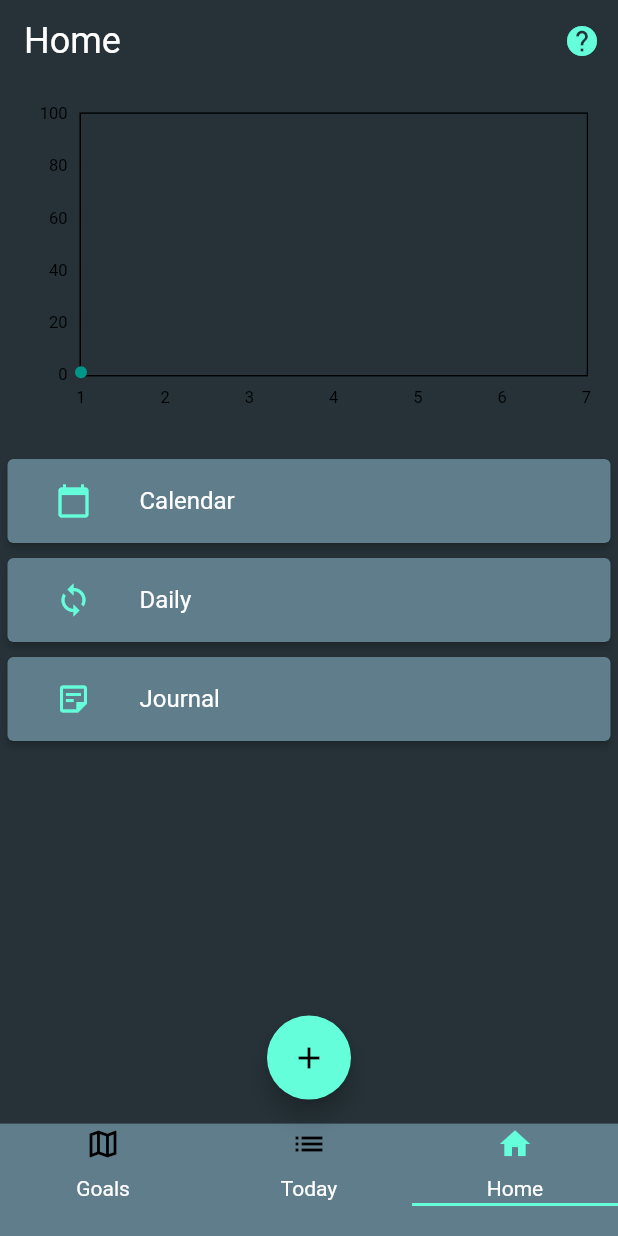
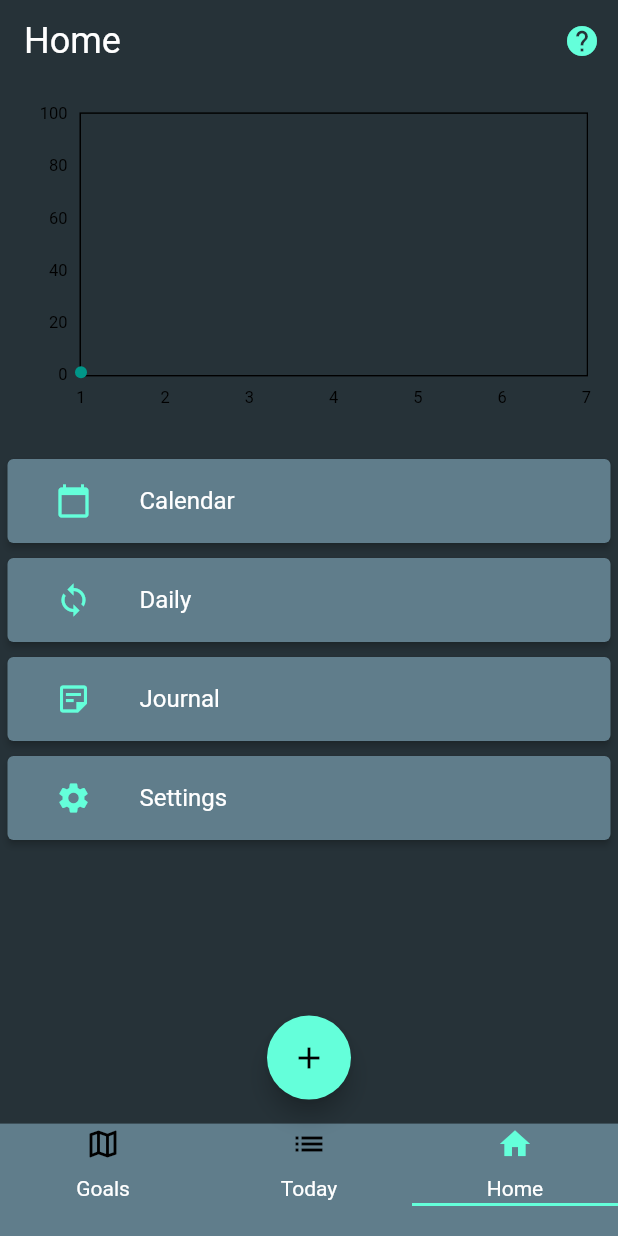
Before and after one commit to jackson338/Tasklist, a Flutter app: the screen it shows after launch, on a phone screen of 412 x 824 dp. Run offline on Flutter 3.47's test engine with Material 2 defaults, Android fonts, the phone set to English and light mode, and no system bars; drawn by our look-alikes of fl_chart; our stand-ins replace shared_preferences.

Commit message:
adding settings page.

```diff
--- a/lib/pages/home.dart
+++ b/lib/pages/home.dart
@@ -3,6 +3,7 @@ import 'package:flutter/material.dart';
 import 'package:intl/intl.dart';
 import 'package:shared_preferences/shared_preferences.dart';
 import 'package:tasklist_app/pages/calendar_page.dart';
+import 'package:tasklist_app/pages/settings.dart';
 import 'package:tasklist_app/pages/statistics_page.dart';
 import 'package:tasklist_app/pages/daily.dart';
 import 'package:tasklist_app/pages/journal_folder_page.dart';
@@ -869,6 +870,30 @@ class _HomePageState extends State<HomePage> {
                 },
               ),
             ),
+            Padding(
+              padding: const EdgeInsets.all(5.0),
+              child: ElevatedButton(
+                style: ButtonStyle(
+                  backgroundColor: MaterialStateProperty.all(
+                      Theme.of(context).primaryColorDark),
+                ),
+                child: ListTile(
+                  leading: Icon(
+                    Icons.settings,
+                    color: Theme.of(context).primaryColor,
+                  ),
+                  title: Text('Settings'),
+                ),
+                onPressed: () {
+                  Navigator.push(
+                    context,
+                    MaterialPageRoute(
+                      builder: (BuildContext context) => SettingsPage(),
+                    ),
+                  );
+                },
+              ),
+            ),
             // Padding(
             //   padding: const EdgeInsets.all(5.0),
             //   child: ElevatedButton(
```
Also changed, not shown: lib/pages/settings.dart (added, +17 -0 lines), 1 other file.
